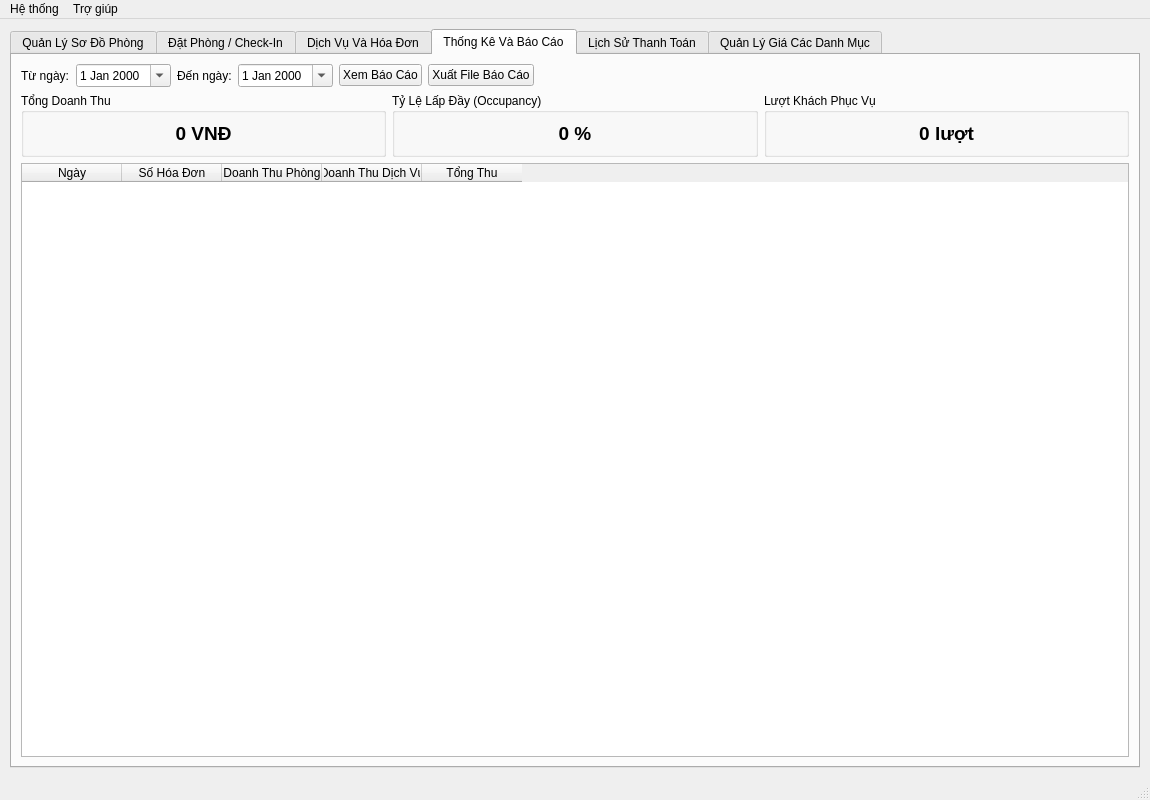
Old version of the form mainwindow.ui in the repository nhan17025/PBL2.
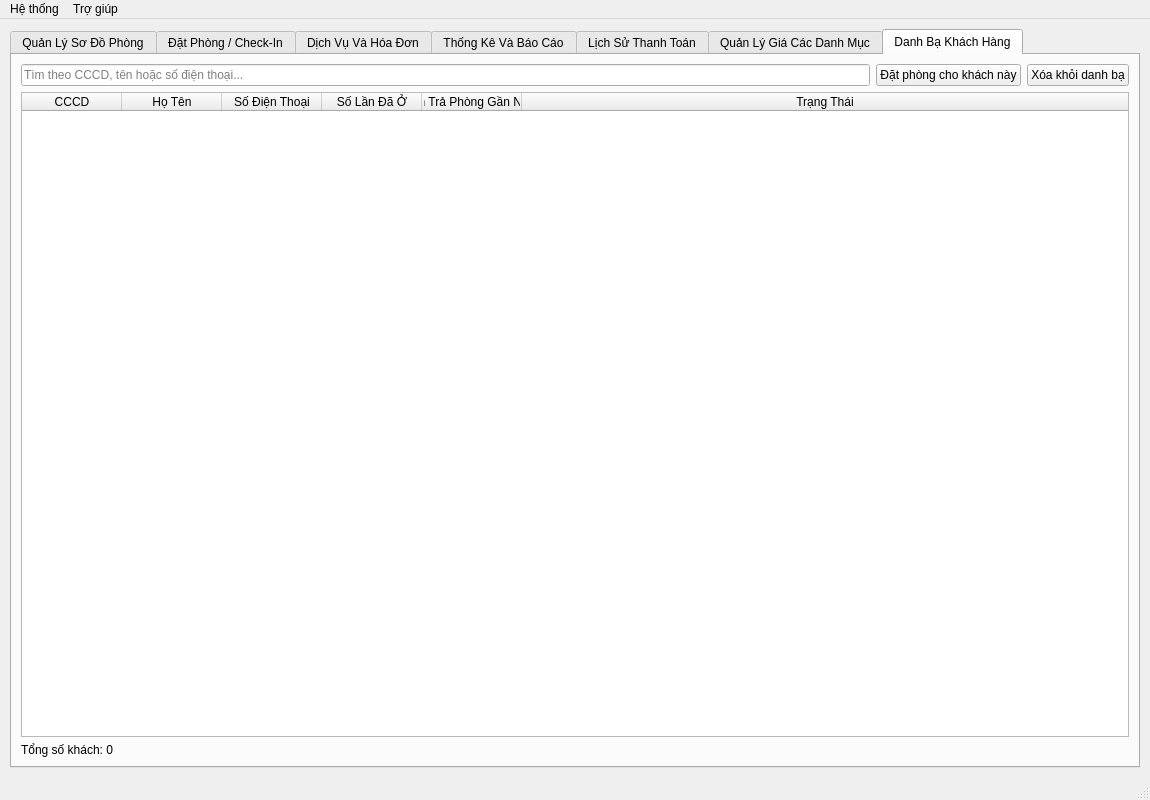
New version of the form. The open tabs and pages were chosen to show the change.

Commit message: Them tab danh ba khach hang: tim kiem, dat phong nhanh, xoa khach

What changed in the file:
```diff
--- a/mainwindow.ui
+++ b/mainwindow.ui
@@ -1465,6 +1465,97 @@
         </item>
        </layout>
       </widget>
+      <widget class="QWidget" name="tabCustomers">
+       <attribute name="title">
+        <string>Danh Bạ Khách Hàng</string>
+       </attribute>
+       <layout class="QVBoxLayout" name="tab7MainLayout">
+        <item>
+         <layout class="QHBoxLayout" name="customerTopLayout">
+          <item>
+           <widget class="QLineEdit" name="txtSearchCustomer">
+            <property name="placeholderText">
+             <string>Tìm theo CCCD, tên hoặc số điện thoại...</string>
+            </property>
+           </widget>
+          </item>
+          <item>
+           <widget class="QPushButton" name="btnBookCustomer">
+            <property name="text">
+             <string>Đặt phòng cho khách này</string>
+            </property>
+           </widget>
+          </item>
+          <item>
+           <widget class="QPushButton" name="btnDeleteCustomer">
+            <property name="text">
+             <string>Xóa khỏi danh bạ</string>
+            </property>
+           </widget>
+          </item>
+         </layout>
+        </item>
+        <item>
+         <widget class="QTableWidget" name="tableCustomers">
+          <property name="editTriggers">
+           <set>QAbstractItemView::EditTrigger::NoEditTriggers</set>
+          </property>
+          <property name="alternatingRowColors">
+           <bool>true</bool>
+          </property>
+          <property name="selectionMode">
+           <enum>QAbstractItemView::SelectionMode::SingleSelection</enum>
+          </property>
+          <property name="selectionBehavior">
+           <enum>QAbstractItemView::SelectionBehavior::SelectRows</enum>
+          </property>
+          <attribute name="horizontalHeaderStretchLastSection">
+           <bool>true</bool>
+          </attribute>
+          <attribute name="verticalHeaderVisible">
+           <bool>false</bool>
+          </attribute>
+          <column>
+           <property name="text">
+            <string>CCCD</string>
+           </property>
+          </column>
+          <column>
+           <property name="text">
+            <string>Họ Tên</string>
+           </property>
+          </column>
+          <column>
+           <property name="text">
+            <string>Số Điện Thoại</string>
+           </property>
+          </column>
+          <column>
+           <property name="text">
+            <string>Số Lần Đã Ở</string>
+           </property>
+          </column>
+          <column>
+           <property name="text">
+            <string>Lần Trả Phòng Gần Nhất</string>
+           </property>
+          </column>
+          <column>
+           <property name="text">
+            <string>Trạng Thái</string>
+           </property>
+          </column>
+         </widget>
+        </item>
+        <item>
+         <widget class="QLabel" name="lblCustomerCount">
+          <property name="text">
+           <string>Tổng số khách: 0</string>
+          </property>
+         </widget>
+        </item>
+       </layout>
+      </widget>
      </widget>
     </item>
    </layout>
```
The commit also changes 2 other files.
